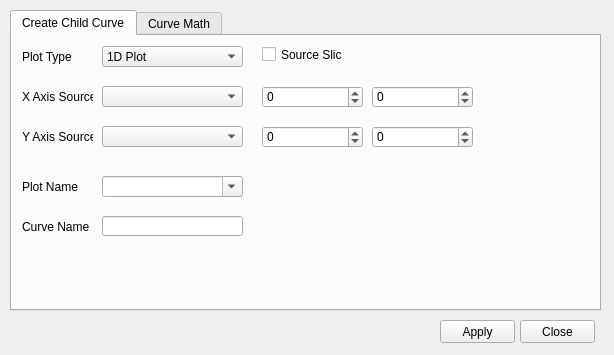
Qt form curveproperties.ui (d-wizard/plotter) before a commit.
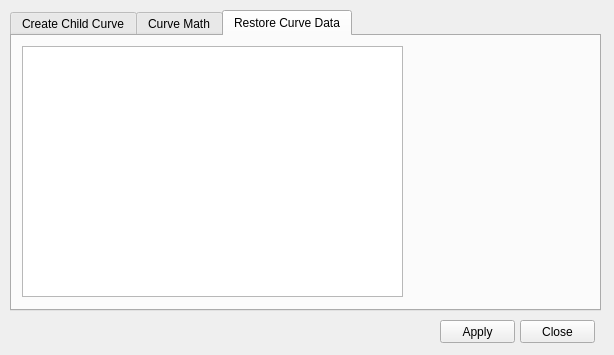
The same form after that commit.

Commit message:
Add ability to restore old plots from buffer. The GUI needs refinement.
Original Commit Rev: 1582 | 2014-05-24 23:00:44 -0500 (Sat, 24 May 2014)

The edit to the form file:
```diff
--- a/curveproperties.ui
+++ b/curveproperties.ui
@@ -23,7 +23,7 @@
     </rect>
    </property>
    <property name="currentIndex">
-    <number>0</number>
+    <number>2</number>
    </property>
    <widget class="QWidget" name="tabCreateChild">
     <attribute name="title">
@@ -397,6 +397,24 @@
      </property>
     </widget>
    </widget>
+   <widget class="QWidget" name="tab">
+    <attribute name="title">
+     <string>Restore Curve Data</string>
+    </attribute>
+    <widget class="QListWidget" name="storedMsgs">
+     <property name="geometry">
+      <rect>
+       <x>10</x>
+       <y>10</y>
+       <width>381</width>
+       <height>251</height>
+      </rect>
+     </property>
+     <property name="selectionMode">
+      <enum>QAbstractItemView::ExtendedSelection</enum>
+     </property>
+    </widget>
+   </widget>
   </widget>
   <widget class="QPushButton" name="cmdApply">
    <property name="geometry">
```
The commit also changes 7 other files.
